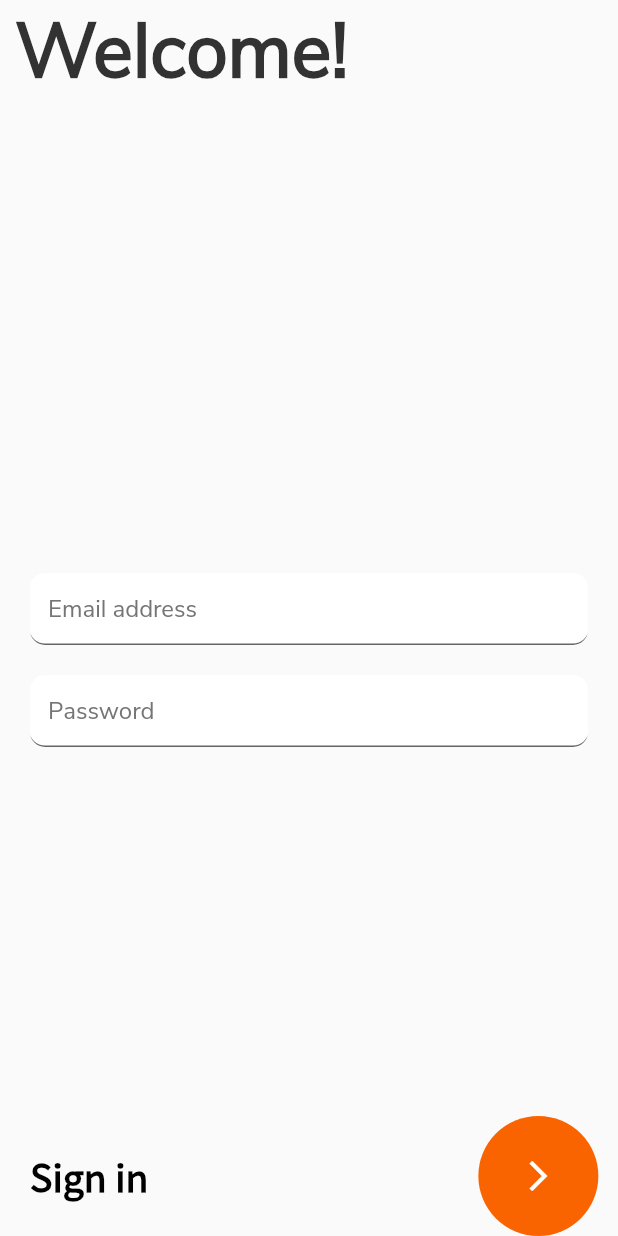
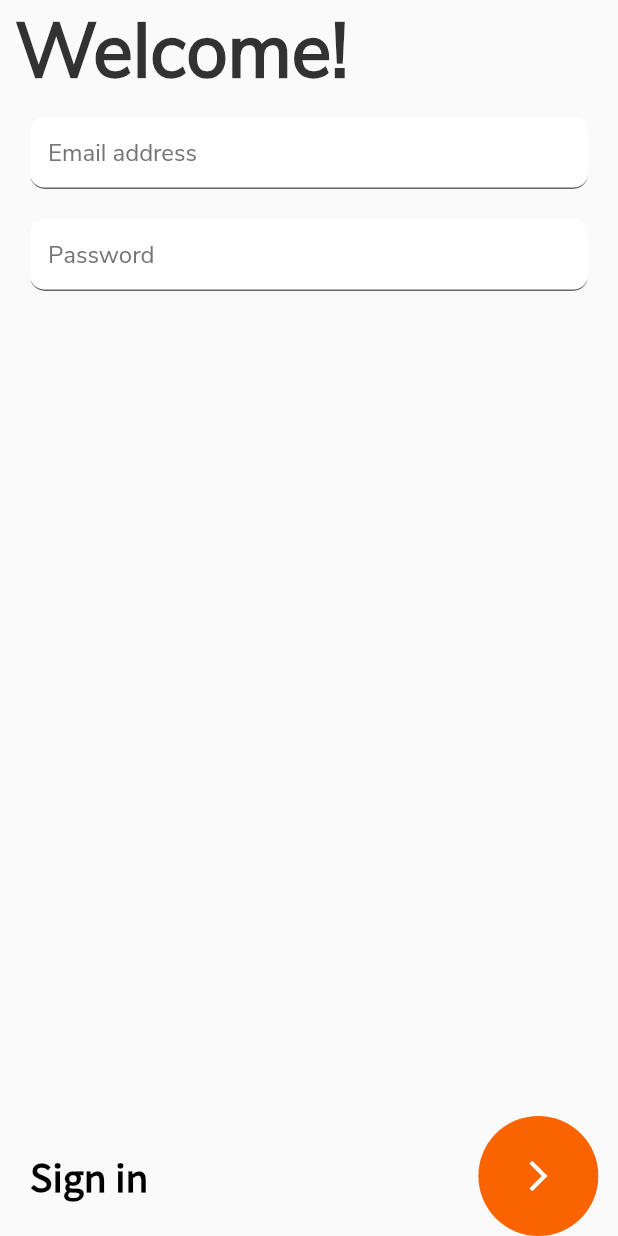
Before and after one commit to D-Coder135/crypto_application_project, a Flutter app: the screen it shows after launch, after a tap on the "arrow forward ios" icon, on a phone screen of 412 x 824 dp. Run offline on Flutter 3.47's test engine with Material 2 defaults, Android fonts, the phone set to English and light mode, and no system bars.

Commit message:
Remove the Expanded() widget

```diff
--- a/lib/login_page.dart
+++ b/lib/login_page.dart
@@ -9,8 +9,7 @@ class LoginPage extends StatelessWidget {
       child: Scaffold(
         body: Column(
           children: <Widget>[
-            Expanded(
-              child: Container(
+            Container(
               alignment: Alignment.topLeft,
               padding: EdgeInsets.only(left: 10.0),
               child: Text(
@@ -20,7 +19,6 @@ class LoginPage extends StatelessWidget {
                   fontSize: 50.0,
                   fontFamily: 'NunitoSans',
                   fontWeight: FontWeight.bold,
-                  ),
                 ),
               ),
             ),
```
Lines whose indentation alone changed are shown as unchanged.
